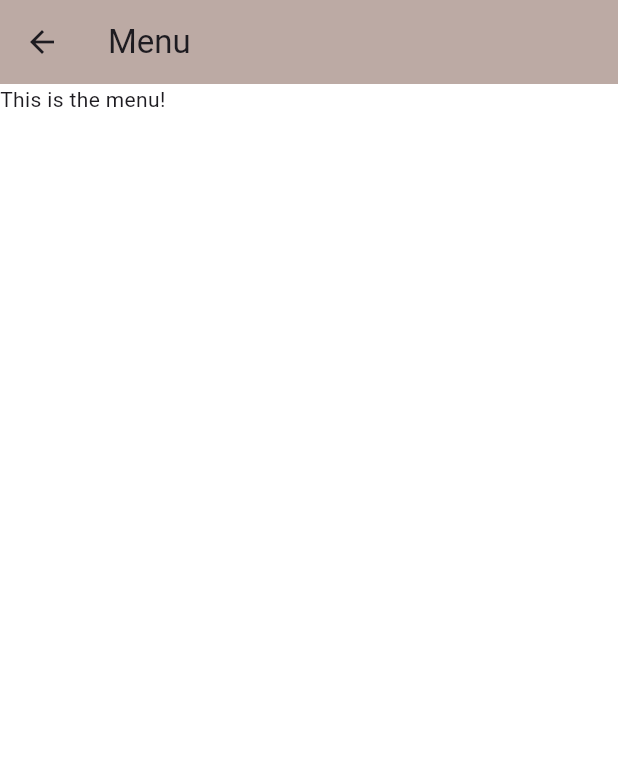
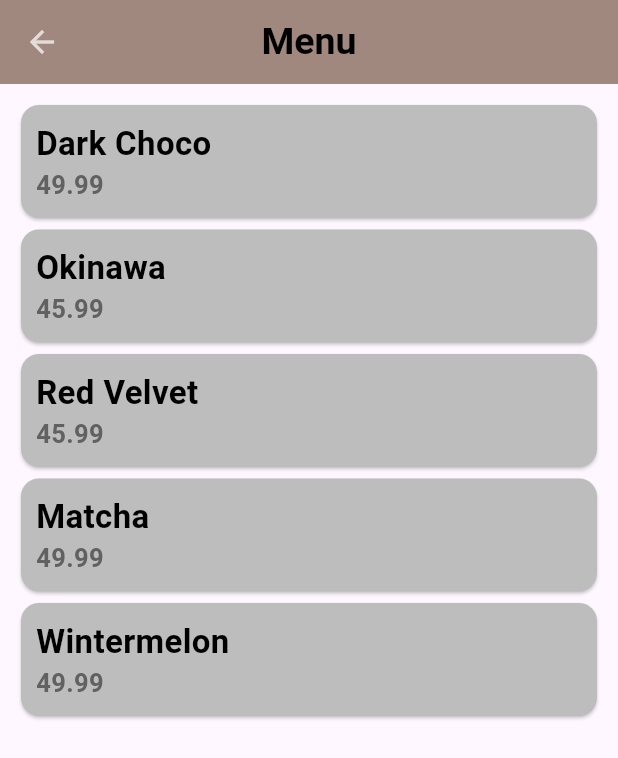
Before and after one commit to CelerinaD/Front-App, a Flutter app: the Menu screen opened by its route, on a phone screen of 412 x 824 dp. Shown: the top 758 px of the screen. Run offline on Flutter 3.47's test engine with Material 3 defaults, Android fonts, the phone set to English and light mode, and no system bars.

Commit message:
final Activity 2

```diff
--- a/lib/main.dart
+++ b/lib/main.dart
@@ -4,7 +4,8 @@ import 'package:mobile_appfront/pages/dashboard.dart';
 import 'package:mobile_appfront/pages/menu.dart';
 
 void main() => runApp(MaterialApp(
- routes: {
+ initialRoute: '/menu',
+  routes: {
    '/' : (context) => Dashboard(),
    '/menu' : (context) => Menu(),
    '/profile' : (context) => Home(),
--- a/lib/pages/dashboard.dart
+++ b/lib/pages/dashboard.dart
@@ -11,7 +11,7 @@ class _DashboardState extends State<Dashboard> {
   @override
   Widget build(BuildContext context) {
     return Scaffold(
-      backgroundColor: Colors.brown[200],
+      backgroundColor: Colors.brown[100],
       body: Container(
         child: SafeArea(
           child: Column(
--- a/lib/pages/menu.dart
+++ b/lib/pages/menu.dart
@@ -1,5 +1,6 @@
 import 'package:flutter/material.dart';
-
+import 'package:mobile_appfront/services/product.dart';
+import 'package:mobile_appfront/services/menuCard.dart';
 class Menu extends StatefulWidget {
   const Menu({super.key});
 
@@ -8,15 +9,68 @@ class Menu extends StatefulWidget {
 }
 
 class _MenuState extends State<Menu> {
+  List products = <Product>[
+    Product(productName: "Dark Choco", price: 49.99), //Product
+    Product(productName: "Okinawa", price: 45.99), //Product
+    Product(productName: "Red Velvet", price: 45.99), // Product
+    Product(productName: "Matcha", price: 49.99),
+    Product(productName: "Wintermelon", price: 49.99),
+  ];
+
+  Widget cardTemplate(product){
+    return Card(
+      color: Colors.brown[500],
+      child: Padding(
+        padding: const EdgeInsets.all(10.0),
+        child: Column(
+          crossAxisAlignment: CrossAxisAlignment.stretch,
+          children: <Widget>[
+            Text(
+                product.productName,
+                style: TextStyle(
+                  fontSize: 22.0,
+                  fontWeight: FontWeight.bold,
+                  color: Colors.black,
+                ),
+
+            ),
+            Text(
+                '${product.price}',
+              style: TextStyle(
+                fontSize: 17.0,
+                fontWeight: FontWeight.bold,
+                color: Colors.grey[700],
+              ),
+            ),
+          ],
+        ),
+      ),
+    );
+  }
   @override
    Widget build(BuildContext context) {
     return Scaffold(
-      backgroundColor: Colors.white,
       appBar: AppBar(
-        title: Text('Menu'),
-        backgroundColor: Colors.brown[200],
+        backgroundColor: Colors.brown[300],
+        foregroundColor: Colors.white70,
+        title: Text(
+            'Menu',
+          style: TextStyle(
+            fontWeight: FontWeight.bold,
+            fontSize: 25.0,
+            color: Colors.black,
+
+          ),
+        ),
+        centerTitle: true,
+
       ),
-      body: Text('This is the menu!'),
+      body: Padding(
+        padding: EdgeInsets.all(10.0),
+        child: Column(
+          children: products.map((product) => Menucard(product: product)).toList(),
+        ),
+      ),
     );
   }
 }
--- /dev/null
+++ b/lib/services/menuCard.dart
@@ -0,0 +1,40 @@
+import 'package:flutter/material.dart';
+import 'package:mobile_appfront/services/product.dart';
+
+class Menucard extends StatelessWidget {
+  final Product product;
+
+  Menucard({required this.product});
+
+  @override
+  Widget build(BuildContext context) {
+    return Card(
+      color: Colors.grey[400],
+      child: Padding(
+        padding: const EdgeInsets.all(10.0),
+        child: Column(
+          crossAxisAlignment: CrossAxisAlignment.stretch,
+          children: <Widget>[
+            Text(
+              product.productName,
+              style: TextStyle(
+                fontSize: 22.0,
+                fontWeight: FontWeight.bold,
+                color: Colors.black,
+              ),
+
+            ),
+            Text(
+              '${product.price}',
+              style: TextStyle(
+                fontSize: 17.0,
+                fontWeight: FontWeight.bold,
+                color: Colors.grey[700],
+              ),
+            ),
+          ],
+        ),
+      ),
+    );
+  }
+}
--- /dev/null
+++ b/lib/services/product.dart
@@ -0,0 +1,6 @@
+class Product{
+  String productName;
+  double price;
+
+  Product({required this.productName, required this.price});
+}
```
